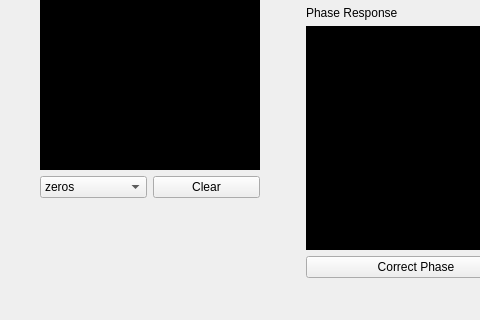
First picture: the form in mainWindow.ui, repository joyou159/Realtime_Digital_Filter_Design, before the edit; both pictures show x 0 to 480 and y 284 to 604 of the 852 by 604 pixel window.
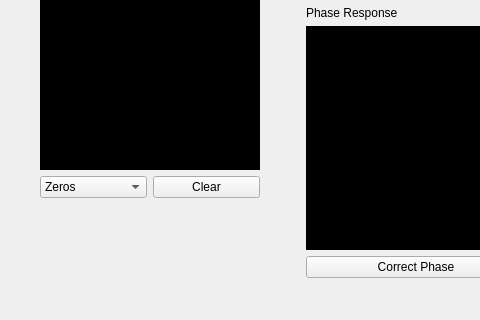
Second picture: the form after the edit. Custom widgets are drawn as their Qt base class.

Commit message: clear and add conjuagates

Diff of the .ui file:
```diff
--- a/mainWindow.ui
+++ b/mainWindow.ui
@@ -126,7 +126,7 @@
            <widget class="QComboBox" name="comboBox">
             <item>
              <property name="text">
-              <string>zeros</string>
+              <string>Zeros</string>
              </property>
             </item>
             <item>
```
Left out of the diff: 10 changed lines with no effect on the pictures. The commit also changes 2 other files.
